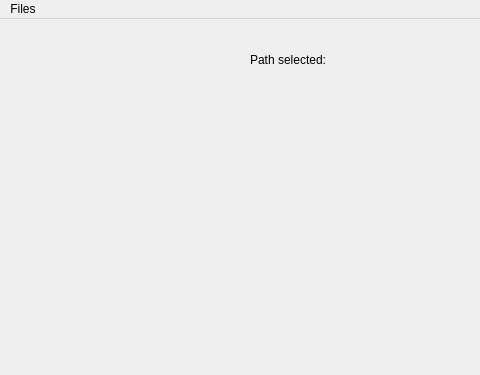
Above: ui/main_window.ui from EBSP-Indexer/EBSP-Indexer before the change; both pictures show x 0 to 480 and y 0 to 375 of the 800 by 600 pixel window. Below: the same form after it.
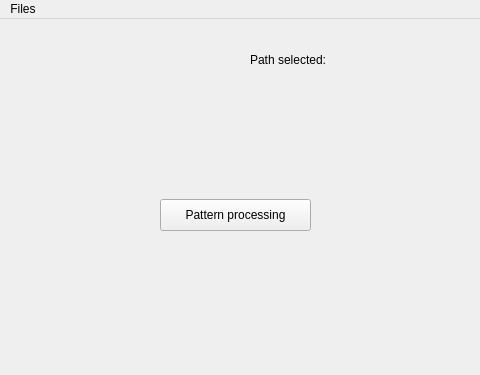
That is the form after the change.

Commit message: added button, pattern processing window

What changed in the file:
```diff
--- a/ui/main_window.ui
+++ b/ui/main_window.ui
@@ -33,6 +33,25 @@
      <string>Path selected: </string>
     </property>
    </widget>
+   <widget class="QPushButton" name="Button_open_pattern_processing">
+    <property name="geometry">
+     <rect>
+      <x>160</x>
+      <y>180</y>
+      <width>151</width>
+      <height>32</height>
+     </rect>
+    </property>
+    <property name="sizePolicy">
+     <sizepolicy hsizetype="Preferred" vsizetype="Fixed">
+      <horstretch>0</horstretch>
+      <verstretch>0</verstretch>
+     </sizepolicy>
+    </property>
+    <property name="text">
+     <string>Pattern processing</string>
+    </property>
+   </widget>
   </widget>
   <widget class="QMenuBar" name="menubar">
    <property name="geometry">
```
Left out of the diff: 2 changed lines with no effect on the pictures. The commit also changes 6 other files.
